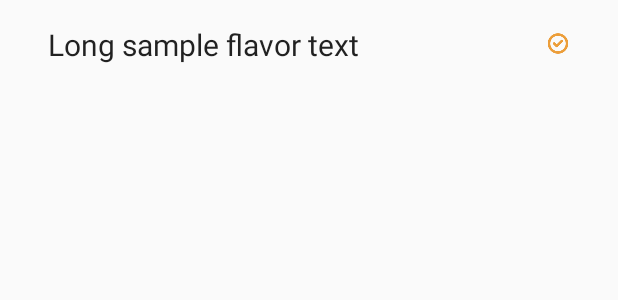
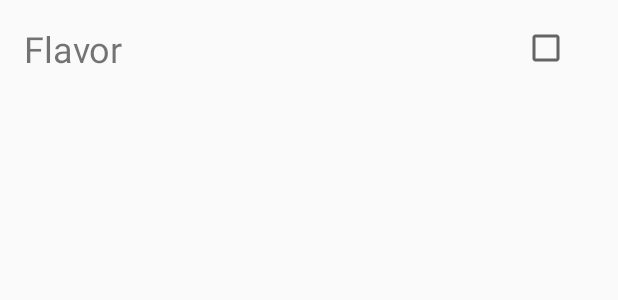
Before and after one commit to ChiWhiteSox56/LemonIceKing, an Android app: the layout item_flavor.xml on its own in the app's theme, with its tools: preview values and no code run, on a phone screen of 412 x 824 dp. Shown: the top 300 px of the screen. Run offline under Robolectric (Android 15) with nearby library versions, the phone set to English and light mode, and no system bars.

Commit message:
Removed CheckedListView and replaced with PlainText and Checkbox

```diff
--- a/app/src/main/res/layout/item_flavor.xml
+++ b/app/src/main/res/layout/item_flavor.xml
@@ -1,34 +1,27 @@
 <?xml version="1.0" encoding="utf-8"?>
-<RelativeLayout xmlns:android="http://schemas.android.com/apk/res/android"
-    android:layout_width="match_parent"
-    android:layout_height="match_parent"
-    android:paddingLeft="16dp"
-    android:paddingRight="16dp" >
+<LinearLayout xmlns:android="http://schemas.android.com/apk/res/android" xmlns:tools="http://schemas.android.com/tools"
+              android:orientation="horizontal"
+              android:layout_width="match_parent"
+              android:layout_height="match_parent"
+              android:paddingLeft="16dp"
+              android:paddingRight="16dp"
+              android:paddingTop="16dp"
+              android:paddingBottom="16dp"
+    android:weightSum="8">
 
-    <CheckedTextView
-        android:id="@+id/simple_checked_text_view"
-        android:padding="16dp"
-        android:layout_width="match_parent"
-        android:layout_height="wrap_content"
-        android:text="@string/sample_flavor_text"
-        android:textSize="20sp"
-        android:checkMark="@mipmap/checked"
-        android:checked="false"
-        android:gravity="center"/>
+    <TextView
+        android:id="@+id/flavorLabel"
+        tools:text="Flavor"
+        android:textSize="24sp"
+        android:layout_width="0dp"
+        android:layout_weight="7"
+        android:layout_height="wrap_content" />
 
-    <!--android:layout_toLeftOf="@+id/flavor_delete"-->
+    <CheckBox
+        android:id="@+id/flavorCheckbox"
+        android:textSize="24sp"
+        android:layout_width="0dp"
+        android:layout_weight="1"
+        android:layout_height="wrap_content" />
 
-
-    <!--
-    <Button
-        android:id="@+id/flavor_delete"
-        android:layout_width="wrap_content"
-        android:layout_height="wrap_content"
-        android:layout_centerVertical="true"
-        android:layout_alignParentEnd="true"
-        android:layout_alignParentRight="true"
-        android:text="Delete"
-        android:onClick="deleteFlavor"/>
-        -->
-
-</RelativeLayout>
+</LinearLayout>
```
Also changed, not shown: app/src/main/java/com/lemonice/cws/lemoniceking/adapters/FlavorAdapter.java (+42 -31 lines), app/src/main/java/com/lemonice/cws/lemoniceking/flavor/Flavor.java (+15 -10 lines), app/src/main/java/com/lemonice/cws/lemoniceking/ui/MainActivity.java (+53 -21 lines), app/src/main/res/layout/activity_main.xml (+6 -5 lines).
